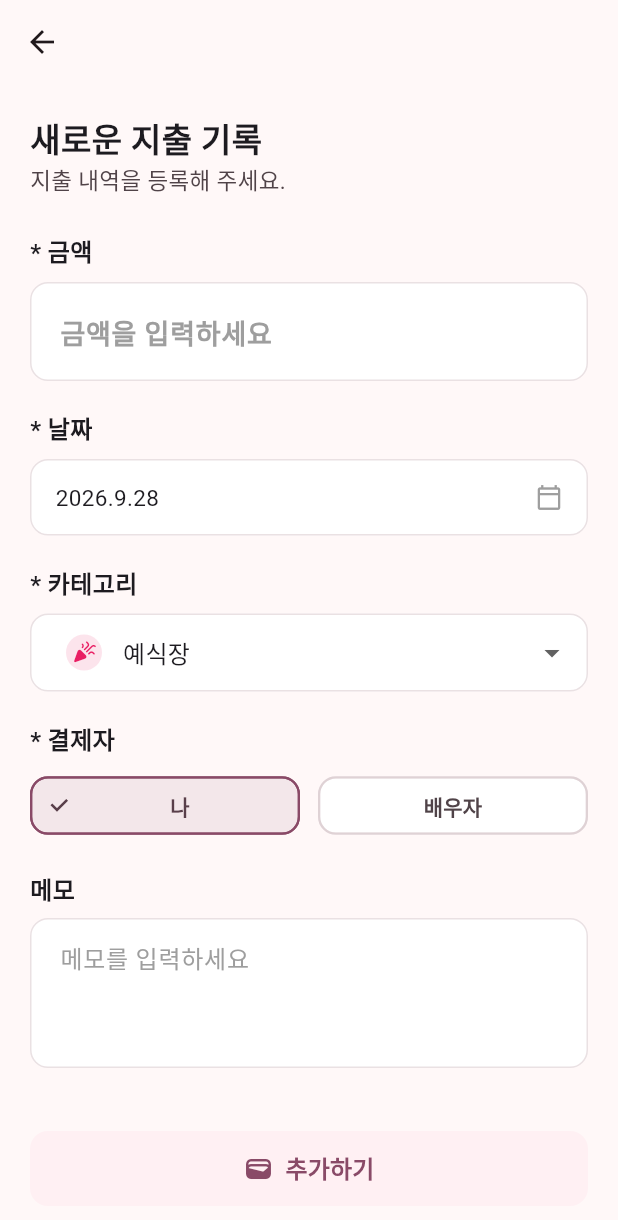
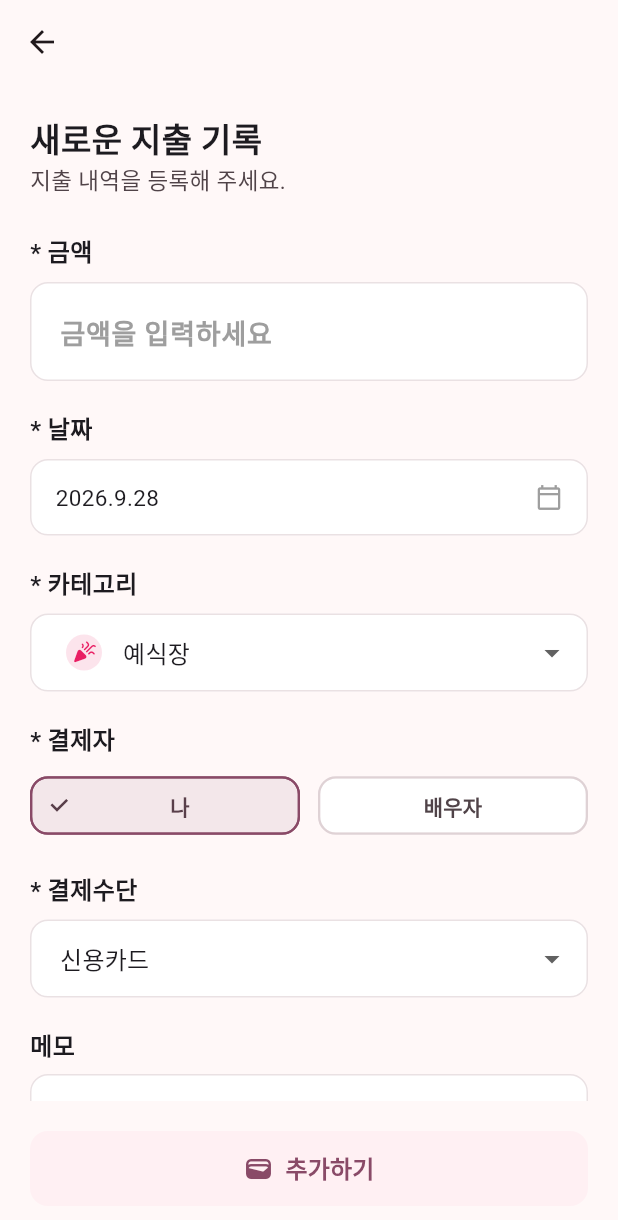
Before and after one commit to byeon-ji-young/wedding_money_manager_mobile, a Flutter app: the ExpenseRegisterScreen screen opened directly, on a phone screen of 412 x 824 dp. Shown: the top 1220 px of the screen. Run offline on Flutter 3.47's test engine with Material 3 defaults, Android fonts, the phone set to English and light mode, and no system bars; our stand-ins replace file_picker, google_fonts, sqflite; accounts and stored records are empty; Roboto replaces fonts that are missing (Jua).

Commit message:
feat: 지출 결제수단 추가

```diff
--- a/lib/models/expense.dart
+++ b/lib/models/expense.dart
@@ -4,6 +4,7 @@ class Expense {
   final DateTime date; // 지출 날짜
   final int categoryId; // 지출 카테고리 번호
   final String payer; // 지출한 사람
+  final String paymentMethod; // 결제수단
   final String? memo; // 메모
   final DateTime createdAt; // 데이터가 생성된 시간
 
@@ -13,6 +14,7 @@ class Expense {
     required this.date,
     required this.categoryId,
     required this.payer,
+    required this.paymentMethod,
     this.memo,
     required this.createdAt,
   });
@@ -25,6 +27,7 @@ class Expense {
       'date': date.toIso8601String(),
       'categoryId': categoryId,
       'payer': payer,
+      'paymentMethod': paymentMethod,
       'memo': memo,
       'createdAt': createdAt.toIso8601String(),
     };
@@ -38,6 +41,7 @@ class Expense {
       date: DateTime.parse(map['date'] as String),
       categoryId: map['categoryId'] as int,
       payer: map['payer'] as String,
+      paymentMethod: map['paymentMethod'] as String,
       memo: map['memo'] as String?,
       createdAt: DateTime.parse(map['createdAt'] as String),
     );
--- a/lib/models/expense_with_category.dart
+++ b/lib/models/expense_with_category.dart
@@ -4,6 +4,7 @@ class ExpenseWithCategory {
   final DateTime date; // 지출 날짜
   final String categoryName; // 카테고리 이름
   final String payer; // 지출한 사람
+  final String paymentMethod; // 결제수단
   final String? memo; // 메모
 
   ExpenseWithCategory({
@@ -12,6 +13,7 @@ class ExpenseWithCategory {
     required this.date,
     required this.categoryName,
     required this.payer,
+    required this.paymentMethod,
     this.memo,
   });
 }
--- a/lib/screens/expense_register_screen.dart
+++ b/lib/screens/expense_register_screen.dart
@@ -29,6 +29,8 @@ class _ExpenseRegisterScreenState extends State<ExpenseRegisterScreen> {
   int? selectedCategoryId;
   // 선택한 결제자
   String selectedPayer = '나';
+  // 선택한 결제수단
+  String selectedPaymentMethod = '신용카드';
   // 카테고리 목록
   List<Category> categories = [];
   // 등록, 수정 판단
@@ -46,6 +48,7 @@ class _ExpenseRegisterScreenState extends State<ExpenseRegisterScreen> {
       selectedDate = widget.expense!.date;
       selectedCategoryId = widget.expense!.categoryId;
       selectedPayer = widget.expense!.payer;
+      selectedPaymentMethod = widget.expense?.paymentMethod ?? '신용카드';
     }
 
     loadCategories();
@@ -107,6 +110,7 @@ class _ExpenseRegisterScreenState extends State<ExpenseRegisterScreen> {
       date: selectedDate,
       categoryId: selectedCategoryId!,
       payer: selectedPayer,
+      paymentMethod: selectedPaymentMethod,
       memo: memoController.text.trim().isEmpty
           ? null
           : memoController.text.trim(),
@@ -479,6 +483,51 @@ class _ExpenseRegisterScreenState extends State<ExpenseRegisterScreen> {
 
             const SizedBox(height: 20),
 
+            // 결제수단
+            const Text(
+              '* 결제수단',
+              style: TextStyle(fontSize: 16, fontWeight: FontWeight.bold),
+            ),
+
+            const SizedBox(height: 8),
+
+            DropdownButtonFormField<String>(
+              initialValue: selectedPaymentMethod,
+              decoration: InputDecoration(
+                filled: true,
+                fillColor: Colors.white,
+                contentPadding: const EdgeInsets.symmetric(
+                  horizontal: 16,
+                  vertical: 14,
+                ),
+                enabledBorder: OutlineInputBorder(
+                  borderRadius: BorderRadius.circular(12),
+                  borderSide: BorderSide(color: borderColor),
+                ),
+                focusedBorder: OutlineInputBorder(
+                  borderRadius: BorderRadius.circular(12),
+                  borderSide: BorderSide(color: primaryColor, width: 1.5),
+                ),
+              ),
+              items: const [
+                DropdownMenuItem(value: '신용카드', child: Text('신용카드')),
+                DropdownMenuItem(value: '체크카드', child: Text('체크카드')),
+                DropdownMenuItem(value: '계좌이체', child: Text('계좌이체')),
+                DropdownMenuItem(value: '현금', child: Text('현금')),
+              ],
+              onChanged: (value) {
+                if (value == null) {
+                  return;
+                }
+
+                setState(() {
+                  selectedPaymentMethod = value;
+                });
+              },
+            ),
+
+            const SizedBox(height: 20),
+
             // 메모
             const Text(
               '메모',
```
Also changed, not shown: lib/database/database_helper.dart (+21 -2 lines).
